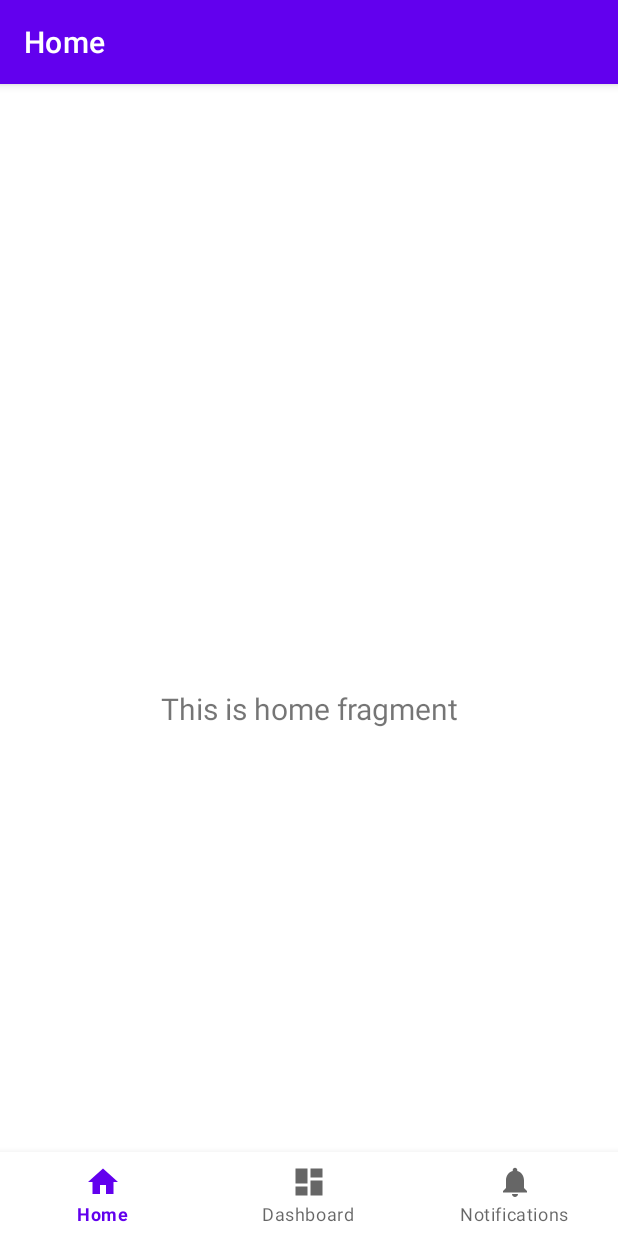
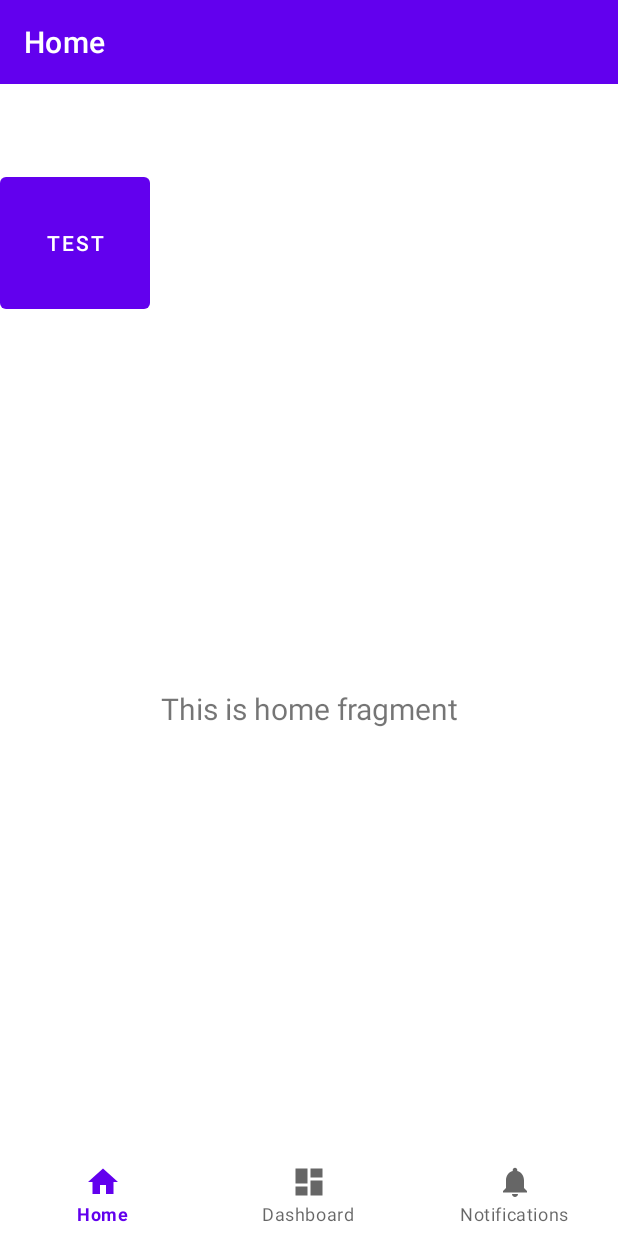
Before and after one commit to ChoiHyungKyu/Petppy, an Android app: the screen it shows after launch (MainActivity), on a phone screen of 412 x 824 dp. Run offline under Robolectric (Android 15) with nearby library versions, the phone set to English and light mode, and no system bars; our stand-ins replace navigation-ui.

Commit message:
Album Test + HardwareAccelerated=False
Warning: Manifest fixed (HWAcc=False)

```diff
--- a/app/src/main/AndroidManifest.xml
+++ b/app/src/main/AndroidManifest.xml
@@ -3,6 +3,7 @@
     package="com.devhkyu.petppy">
 
     <application
+        android:hardwareAccelerated="false"
         android:allowBackup="true"
         android:icon="@mipmap/icon"
         android:label="@string/app_name"
--- a/app/src/main/java/com/devhkyu/petppy/MainActivity.java
+++ b/app/src/main/java/com/devhkyu/petppy/MainActivity.java
@@ -1,21 +1,55 @@
 package com.devhkyu.petppy;
 
+import android.Manifest;
+import android.app.Activity;
+import android.content.Intent;
+import android.content.pm.PackageManager;
+import android.graphics.Bitmap;
+import android.graphics.BitmapFactory;
 import android.os.Bundle;
+import android.provider.MediaStore;
+import android.text.TextUtils;
+import android.util.Log;
+import android.view.View;
+import android.widget.Button;
+import android.widget.ImageView;
+import android.widget.Toast;
 
 import com.google.android.material.bottomnavigation.BottomNavigationView;
 
+import androidx.annotation.NonNull;
+import androidx.annotation.Nullable;
 import androidx.appcompat.app.AppCompatActivity;
+import androidx.core.app.ActivityCompat;
+import androidx.core.content.ContextCompat;
 import androidx.navigation.NavController;
 import androidx.navigation.Navigation;
 import androidx.navigation.ui.AppBarConfiguration;
 import androidx.navigation.ui.NavigationUI;
 
+import java.io.InputStream;
+
 public class MainActivity extends AppCompatActivity {
+    Button btn;
+    ImageView iv;
 
     @Override
     protected void onCreate(Bundle savedInstanceState) {
         super.onCreate(savedInstanceState);
         setContentView(R.layout.activity_main);
+        checkSelfPermission();
+        btn = findViewById(R.id.btn);
+        iv = findViewById(R.id.iv);
+        btn.setOnClickListener(new View.OnClickListener(){
+            @Override
+            public void onClick(View v){
+                Intent intent = new Intent();
+                intent.setType(MediaStore.Images.Media.CONTENT_TYPE);
+                intent.setAction(Intent.ACTION_GET_CONTENT);
+                startActivityForResult(intent, 101);
+            }
+        });
+
         BottomNavigationView navView = findViewById(R.id.nav_view);
         // Passing each menu ID as a set of Ids because each
         // menu should be considered as top level destinations.
@@ -27,4 +61,47 @@ public class MainActivity extends AppCompatActivity {
         NavigationUI.setupWithNavController(navView, navController);
     }
 
+    @Override
+    public void onRequestPermissionsResult(int requestCode, @NonNull String[] permissions, @NonNull int[] grantResults){
+        if(requestCode == 1){
+            int length = permissions.length;
+            for(int i = 0; i<length; i++){
+                if(grantResults[i] == PackageManager.PERMISSION_GRANTED){
+                    Log.d("MainActivity", "권한 허용: " +permissions[i]);
+                }
+            }
+        }
+    }
+
+    public void checkSelfPermission(){
+        String temp = "";
+        if (ContextCompat.checkSelfPermission(this, Manifest.permission.READ_EXTERNAL_STORAGE) != PackageManager.PERMISSION_GRANTED){
+            temp += Manifest.permission.READ_EXTERNAL_STORAGE + " ";
+        }
+        if (ContextCompat.checkSelfPermission(this, Manifest.permission.WRITE_EXTERNAL_STORAGE) != PackageManager.PERMISSION_GRANTED) {
+            temp += Manifest.permission.WRITE_EXTERNAL_STORAGE + " ";
+        }
+        if(TextUtils.isEmpty(temp) == false){
+            ActivityCompat.requestPermissions(this, temp.trim().split(" "), 1);
+        }else{
+            Toast.makeText(this, "권한을 모두 혀용", Toast.LENGTH_SHORT).show();
+        }
+    }
+
+    @Override
+    protected void onActivityResult(int requestCode, int resultCode, @Nullable Intent data){
+        if(requestCode == 101 && resultCode == RESULT_OK){
+            try{
+                InputStream is = getContentResolver().openInputStream(data.getData());
+                Bitmap bm = BitmapFactory.decodeStream(is);
+                is.close();
+                iv.setImageBitmap(bm);
+            }catch (Exception e){
+                e.printStackTrace();
+            }
+        }else if(requestCode == 101 && resultCode == RESULT_CANCELED){
+            Toast.makeText(this, "취소", Toast.LENGTH_SHORT).show();
+        }
+    }
+
 }
--- a/app/src/main/res/layout/activity_main.xml
+++ b/app/src/main/res/layout/activity_main.xml
@@ -5,6 +5,17 @@
     android:layout_width="match_parent"
     android:layout_height="match_parent"
     android:paddingTop="?attr/actionBarSize">
+
+    <Button
+        android:id="@+id/btn"
+        android:layout_width="100dp"
+        android:layout_height="100dp"
+        android:text="Test"/>
+
+    <ImageView
+        android:id="@+id/iv"
+        android:layout_width="wrap_content"
+        android:layout_height="wrap_content"/>
 
     <com.google.android.material.bottomnavigation.BottomNavigationView
         android:id="@+id/nav_view"
--- a/app/src/main/res/layout/fragment_dashboard.xml
+++ b/app/src/main/res/layout/fragment_dashboard.xml
@@ -18,5 +18,6 @@
         app:layout_constraintBottom_toBottomOf="parent"
         app:layout_constraintEnd_toEndOf="parent"
         app:layout_constraintStart_toStartOf="parent"
-        app:layout_constraintTop_toTopOf="parent" />
+        app:layout_constraintTop_toTopOf="parent"
+        android:gravity="center_horizontal" />
 </androidx.constraintlayout.widget.ConstraintLayout>
--- a/app/src/main/res/layout/fragment_home.xml
+++ b/app/src/main/res/layout/fragment_home.xml
@@ -18,5 +18,6 @@
         app:layout_constraintBottom_toBottomOf="parent"
         app:layout_constraintEnd_toEndOf="parent"
         app:layout_constraintStart_toStartOf="parent"
-        app:layout_constraintTop_toTopOf="parent" />
+        app:layout_constraintTop_toTopOf="parent"
+        android:gravity="center_horizontal" />
 </androidx.constraintlayout.widget.ConstraintLayout>
--- a/app/src/main/res/layout/fragment_notifications.xml
+++ b/app/src/main/res/layout/fragment_notifications.xml
@@ -18,5 +18,6 @@
         app:layout_constraintBottom_toBottomOf="parent"
         app:layout_constraintEnd_toEndOf="parent"
         app:layout_constraintStart_toStartOf="parent"
-        app:layout_constraintTop_toTopOf="parent" />
+        app:layout_constraintTop_toTopOf="parent"
+        android:gravity="center_horizontal" />
 </androidx.constraintlayout.widget.ConstraintLayout>
```
